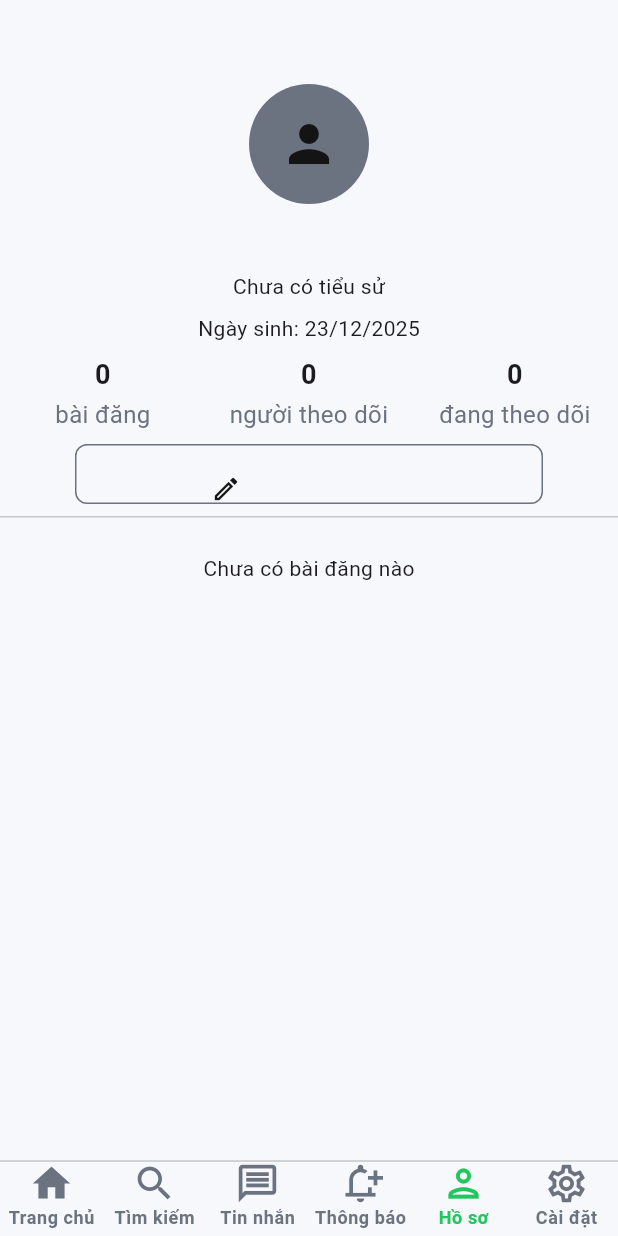
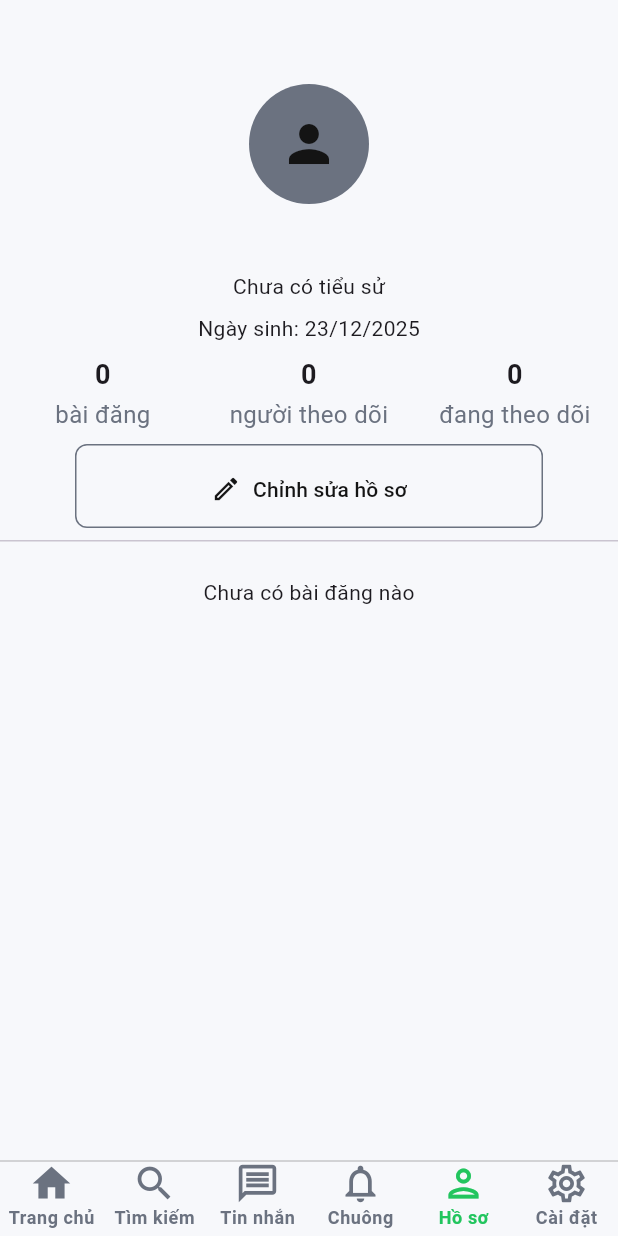
Before and after one commit to daoporo102/trevie-social-app, a Flutter app: the screen it shows once a user with an empty profile is signed in, swiped to page 5, on a phone screen of 412 x 824 dp. Run offline on Flutter 3.47's test engine with Material 3 defaults, Android fonts, the phone set to English and light mode, and no system bars; our stand-ins replace cached_network_image, cloud_firestore, firebase_auth, firebase_core, firebase_storage, flutter_svg and 1 more; missing offline and left inert: firebase_app_check; accounts and stored records are empty; generated files the repository leaves out were written again; network calls fail.

Commit message:
feat(UI): update UI

```diff
--- a/lib/responsive/mobile_screen_layout.dart
+++ b/lib/responsive/mobile_screen_layout.dart
@@ -84,10 +84,10 @@ class _MobileScreenLayoutState extends State<MobileScreenLayout> {
             ),
             BottomNavigationBarItem(
               icon: Icon(
-                Icons.notification_add_outlined,
+                Icons.notifications_outlined,
                 color: _page == 3 ? appPrimaryColor : secondaryColor,
               ),
-              label: 'Thông báo',
+              label: 'Chuông',
               backgroundColor: mobileBackgroundColor,
             ),
             BottomNavigationBarItem(
--- a/lib/screens/profile_screen.dart
+++ b/lib/screens/profile_screen.dart
@@ -285,7 +285,7 @@ class _ProfileScreenState extends State<ProfileScreen> {
                                       ),
                                       child: SizedBox(
                                         width: buttonWidth,
-                                        height: 40,
+                                        height: 56,
                                         child: CustomButton(
                                           backgroundColor: width > webScreenSize
                                               ? webBackgroundColor
@@ -351,6 +351,11 @@ class _ProfileScreenState extends State<ProfileScreen> {
                                 // Display Follow/Unfollow and Message buttons for other users
                                 return Align(
                                   alignment: Alignment.center,
+                                  child: Container(
+                                    margin: const EdgeInsets.symmetric(
+                                        vertical: 8,
+                                        horizontal: 50,
+                                      ),
                                     child: SizedBox(
                                       width: buttonWidth,
                                       height: 50,
@@ -474,6 +479,7 @@ class _ProfileScreenState extends State<ProfileScreen> {
                                             ),
                                           ),
                                         ],
+                                      ),
                                     ),
                                   ),
                                 );
--- a/lib/screens/signup_screen.dart
+++ b/lib/screens/signup_screen.dart
@@ -149,7 +149,7 @@ class _SignupScreenState extends State<SignupScreen> {
                             'assets/images/trevie.svg',
                             height: 64,
                           ),
-                          const SizedBox(height: 64),
+                          const SizedBox(height: 16),
                           //
                           Stack(
                             children: [
```
Also changed, not shown: lib/responsive/web_screen_layout.dart (+42 -7 lines), lib/screens/login_screen.dart (+11 -5 lines). Lines whose indentation alone changed are shown as unchanged.
